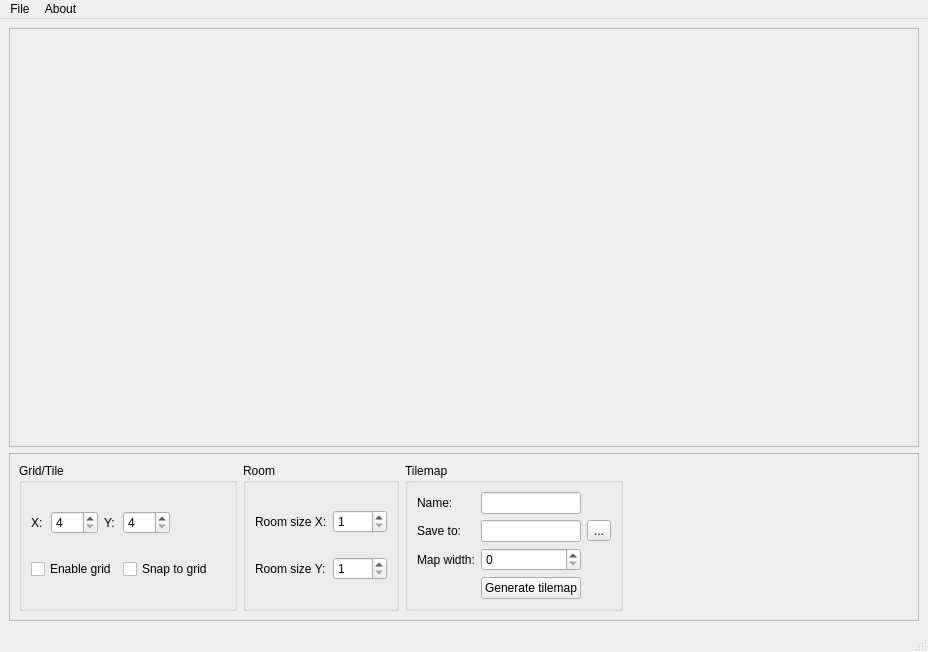
This is Tilemap_Creator/Source/MainWindow.ui in Ayymoose/Panda-Engine as Qt 5 draws it before an edit. The edited form follows.
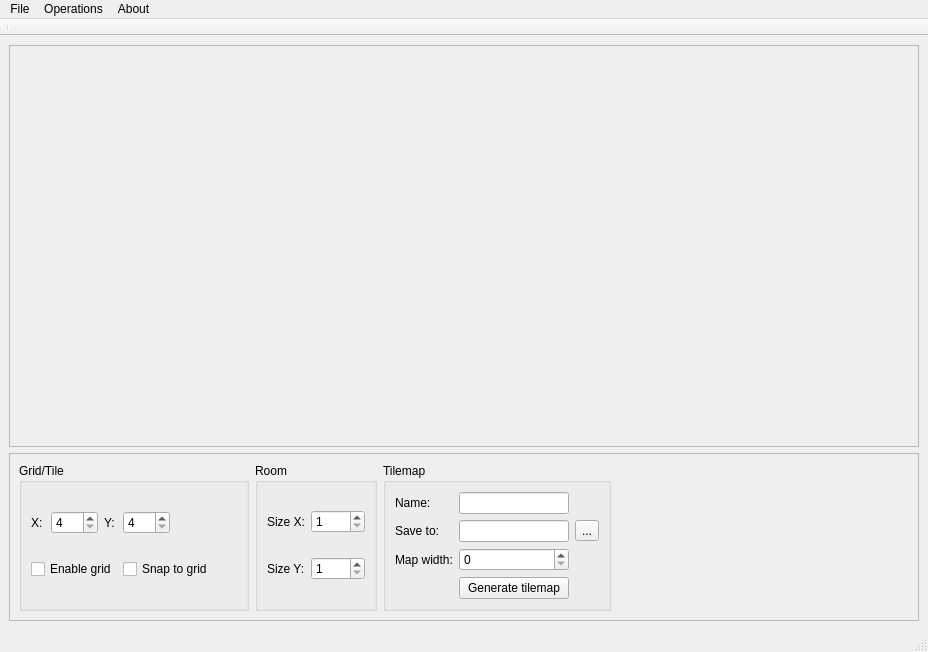
This is the edited form.

Commit message: add room link feature

What changed in the file:
```diff
--- a/Tilemap_Creator/Source/MainWindow.ui
+++ b/Tilemap_Creator/Source/MainWindow.ui
@@ -106,32 +106,32 @@
           <string>Room</string>
          </property>
          <layout class="QGridLayout" name="gridLayout_2">
+          <item row="0" column="2">
+           <widget class="QSpinBox" name="roomSizeXSpinBox">
+            <property name="minimum">
+             <number>1</number>
+            </property>
+            <property name="maximum">
+             <number>9999</number>
+            </property>
+           </widget>
+          </item>
           <item row="0" column="0">
            <widget class="QLabel" name="label_5">
             <property name="text">
-             <string>Room size X:</string>
-            </property>
-           </widget>
-          </item>
-          <item row="1" column="1">
-           <widget class="QSpinBox" name="roomSizeYSpinBox">
-            <property name="minimum">
-             <number>1</number>
-            </property>
-            <property name="maximum">
-             <number>9999</number>
+             <string>Size X:</string>
             </property>
            </widget>
           </item>
           <item row="1" column="0">
            <widget class="QLabel" name="label_6">
             <property name="text">
-             <string>Room size Y:</string>
+             <string>Size Y:</string>
             </property>
            </widget>
           </item>
-          <item row="0" column="1">
-           <widget class="QSpinBox" name="roomSizeXSpinBox">
+          <item row="1" column="2">
+           <widget class="QSpinBox" name="roomSizeYSpinBox">
             <property name="minimum">
              <number>1</number>
             </property>
@@ -230,7 +230,7 @@
          <x>0</x>
          <y>0</y>
          <width>908</width>
-         <height>419</height>
+         <height>407</height>
         </rect>
        </property>
        <layout class="QGridLayout" name="gridLayout_5"/>
@@ -263,10 +263,32 @@
     </property>
     <addaction name="actionAbout"/>
    </widget>
+   <widget class="QMenu" name="menuOperations">
+    <property name="title">
+     <string>Operations</string>
+    </property>
+    <addaction name="actionPlace_all_rooms"/>
+   </widget>
    <addaction name="menuFile"/>
+   <addaction name="menuOperations"/>
    <addaction name="menuAbout"/>
   </widget>
   <widget class="QStatusBar" name="statusbar"/>
+  <widget class="QToolBar" name="toolBar">
+   <property name="windowTitle">
+    <string>toolBar</string>
+   </property>
+   <property name="movable">
+    <bool>false</bool>
+   </property>
+   <attribute name="toolBarArea">
+    <enum>TopToolBarArea</enum>
+   </attribute>
+   <attribute name="toolBarBreak">
+    <bool>false</bool>
+   </attribute>
+   <addaction name="separator"/>
+  </widget>
   <action name="actionAbout">
    <property name="text">
     <string>About</string>
```
Left out of the diff: 5 changed lines with no effect on the pictures. The commit also changes 7 other files.
